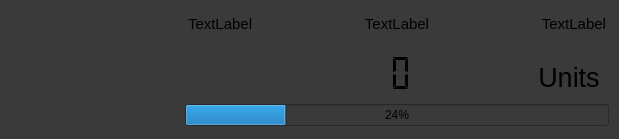
First picture: the form in LEO_sniffy/GUI/widgetdisplay.ui, repository jirik09/Sniffy, before the edit.
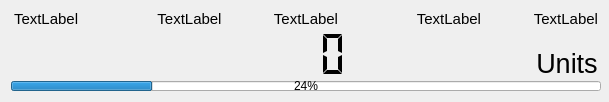
Second picture: the form after the edit.

The edit to the form file:
```diff
--- a/LEO_sniffy/GUI/widgetdisplay.ui
+++ b/LEO_sniffy/GUI/widgetdisplay.ui
@@ -6,8 +6,8 @@
    <rect>
     <x>0</x>
     <y>0</y>
-    <width>619</width>
-    <height>139</height>
+    <width>609</width>
+    <height>102</height>
    </rect>
   </property>
   <property name="sizePolicy">
@@ -20,19 +20,25 @@
    <string>Form</string>
   </property>
   <property name="styleSheet">
-   <string notr="true">QWidget{
-background-color: rgb(58, 58, 58);
-}
-</string>
+   <string notr="true"/>
   </property>
+  <layout class="QHBoxLayout" name="horizontalLayout_3">
+   <property name="leftMargin">
+    <number>6</number>
+   </property>
+   <property name="topMargin">
+    <number>6</number>
+   </property>
+   <property name="rightMargin">
+    <number>6</number>
+   </property>
+   <property name="bottomMargin">
+    <number>6</number>
+   </property>
+   <item>
   <widget class="QWidget" name="horizontalWidget" native="true">
-   <property name="geometry">
-    <rect>
-     <x>180</x>
-     <y>0</y>
-     <width>431</width>
-     <height>131</height>
-    </rect>
+     <property name="enabled">
+      <bool>true</bool>
    </property>
    <property name="sizePolicy">
     <sizepolicy hsizetype="Expanding" vsizetype="Expanding">
@@ -48,7 +54,7 @@
      <number>2</number>
     </property>
     <property name="topMargin">
-     <number>5</number>
+       <number>4</number>
     </property>
     <property name="rightMargin">
      <number>2</number>
@@ -89,27 +95,45 @@
        <item>
         <widget class="QWidget" name="horizontalWidget_labelArea" native="true">
          <property name="sizePolicy">
-          <sizepolicy hsizetype="Expanding" vsizetype="Expanding">
+            <sizepolicy hsizetype="Expanding" vsizetype="Fixed">
            <horstretch>0</horstretch>
            <verstretch>0</verstretch>
           </sizepolicy>
          </property>
          <layout class="QHBoxLayout" name="horizontalLayout_2">
           <property name="spacing">
-           <number>3</number>
+             <number>0</number>
           </property>
           <property name="leftMargin">
            <number>3</number>
           </property>
           <property name="topMargin">
-           <number>2</number>
+             <number>0</number>
           </property>
           <property name="rightMargin">
            <number>3</number>
           </property>
           <property name="bottomMargin">
-           <number>1</number>
-          </property>
+             <number>0</number>
+            </property>
+            <item>
+             <widget class="QLabel" name="label_0">
+              <property name="sizePolicy">
+               <sizepolicy hsizetype="Expanding" vsizetype="Expanding">
+                <horstretch>0</horstretch>
+                <verstretch>0</verstretch>
+               </sizepolicy>
+              </property>
+              <property name="font">
+               <font>
+                <pointsize>11</pointsize>
+               </font>
+              </property>
+              <property name="text">
+               <string>TextLabel</string>
+              </property>
+             </widget>
+            </item>
           <item>
            <widget class="QLabel" name="label_1">
             <property name="sizePolicy">
@@ -126,6 +150,9 @@
             <property name="text">
              <string>TextLabel</string>
             </property>
+              <property name="alignment">
+               <set>Qt::AlignCenter</set>
+              </property>
            </widget>
           </item>
           <item>
@@ -136,6 +163,12 @@
               <verstretch>0</verstretch>
              </sizepolicy>
             </property>
+              <property name="minimumSize">
+               <size>
+                <width>0</width>
+                <height>0</height>
+               </size>
+              </property>
             <property name="font">
              <font>
               <pointsize>11</pointsize>
@@ -157,10 +190,31 @@
               <verstretch>0</verstretch>
              </sizepolicy>
             </property>
+              <property name="font">
+               <font>
+                <pointsize>11</pointsize>
+               </font>
+              </property>
+              <property name="text">
+               <string>TextLabel</string>
+              </property>
+              <property name="alignment">
+               <set>Qt::AlignRight|Qt::AlignTrailing|Qt::AlignVCenter</set>
+              </property>
+             </widget>
+            </item>
+            <item>
+             <widget class="QLabel" name="label_4">
+              <property name="sizePolicy">
+               <sizepolicy hsizetype="Expanding" vsizetype="Expanding">
+                <horstretch>0</horstretch>
+                <verstretch>0</verstretch>
+               </sizepolicy>
+              </property>
             <property name="minimumSize">
              <size>
               <width>0</width>
-              <height>15</height>
+                <height>0</height>
              </size>
             </property>
             <property name="font">
@@ -187,11 +241,32 @@
            <verstretch>0</verstretch>
           </sizepolicy>
          </property>
+           <property name="minimumSize">
+            <size>
+             <width>0</width>
+             <height>0</height>
+            </size>
+           </property>
          <layout class="QHBoxLayout" name="horizontalLayout_5">
+            <property name="spacing">
+             <number>3</number>
+            </property>
+            <property name="leftMargin">
+             <number>3</number>
+            </property>
+            <property name="topMargin">
+             <number>0</number>
+            </property>
+            <property name="rightMargin">
+             <number>3</number>
+            </property>
+            <property name="bottomMargin">
+             <number>0</number>
+            </property>
           <item>
            <widget class="QLCDNumber" name="lcdNumber">
             <property name="sizePolicy">
-             <sizepolicy hsizetype="Expanding" vsizetype="Expanding">
+               <sizepolicy hsizetype="Preferred" vsizetype="Preferred">
               <horstretch>0</horstretch>
               <verstretch>0</verstretch>
              </sizepolicy>
@@ -199,6 +274,9 @@
             <property name="frameShape">
              <enum>QFrame::NoFrame</enum>
             </property>
+              <property name="digitCount">
+               <number>6</number>
+              </property>
             <property name="segmentStyle">
              <enum>QLCDNumber::Flat</enum>
             </property>
@@ -210,15 +288,15 @@
              <bool>true</bool>
             </property>
             <property name="sizePolicy">
-             <sizepolicy hsizetype="Preferred" vsizetype="Expanding">
+               <sizepolicy hsizetype="Fixed" vsizetype="Expanding">
               <horstretch>0</horstretch>
               <verstretch>0</verstretch>
              </sizepolicy>
             </property>
             <property name="minimumSize">
              <size>
-              <width>40</width>
-              <height>40</height>
+                <width>0</width>
+                <height>0</height>
              </size>
             </property>
             <property name="font">
@@ -252,7 +330,7 @@
        <item>
         <widget class="QProgressBar" name="progressBar">
          <property name="sizePolicy">
-          <sizepolicy hsizetype="Expanding" vsizetype="Minimum">
+            <sizepolicy hsizetype="Expanding" vsizetype="Fixed">
            <horstretch>0</horstretch>
            <verstretch>0</verstretch>
           </sizepolicy>
@@ -260,6 +338,12 @@
          <property name="minimumSize">
           <size>
            <width>0</width>
+             <height>0</height>
+            </size>
+           </property>
+           <property name="maximumSize">
+            <size>
+             <width>16777215</width>
            <height>10</height>
           </size>
          </property>
@@ -278,22 +362,8 @@
     </item>
    </layout>
   </widget>
-  <widget class="QWidget" name="FutureHistoryWidget" native="true">
-   <property name="geometry">
-    <rect>
-     <x>0</x>
-     <y>0</y>
-     <width>171</width>
-     <height>131</height>
-    </rect>
-   </property>
-   <property name="sizePolicy">
-    <sizepolicy hsizetype="Expanding" vsizetype="Expanding">
-     <horstretch>0</horstretch>
-     <verstretch>0</verstretch>
-    </sizepolicy>
-   </property>
-  </widget>
+   </item>
+  </layout>
  </widget>
  <resources/>
  <connections/>
```
Lines whose indentation alone changed are shown as unchanged.
